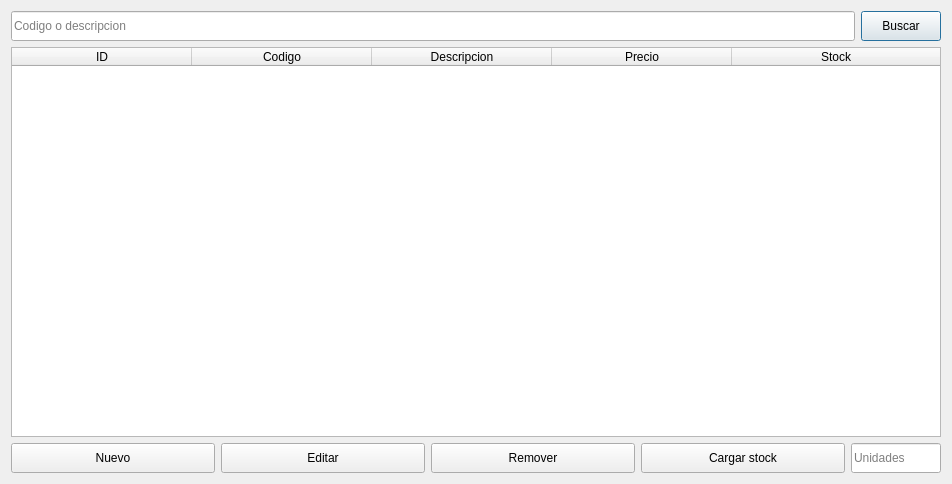
This is uis/interfazGestorProductos.ui in schulz-franco/gestor_de_ventas as Qt 5 draws it before an edit. The edited form follows.
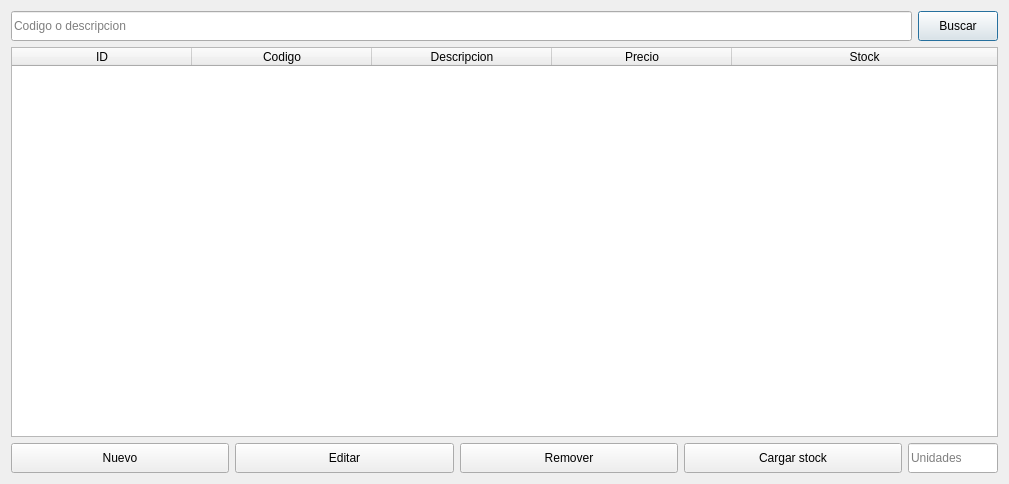
This is the edited form.

Patch:
```diff
--- a/uis/interfazGestorProductos.ui
+++ b/uis/interfazGestorProductos.ui
@@ -6,7 +6,7 @@
    <rect>
     <x>0</x>
     <y>0</y>
-    <width>952</width>
+    <width>1009</width>
     <height>484</height>
    </rect>
   </property>
```
Left out of the diff: 15 changed lines with no effect on the pictures.
